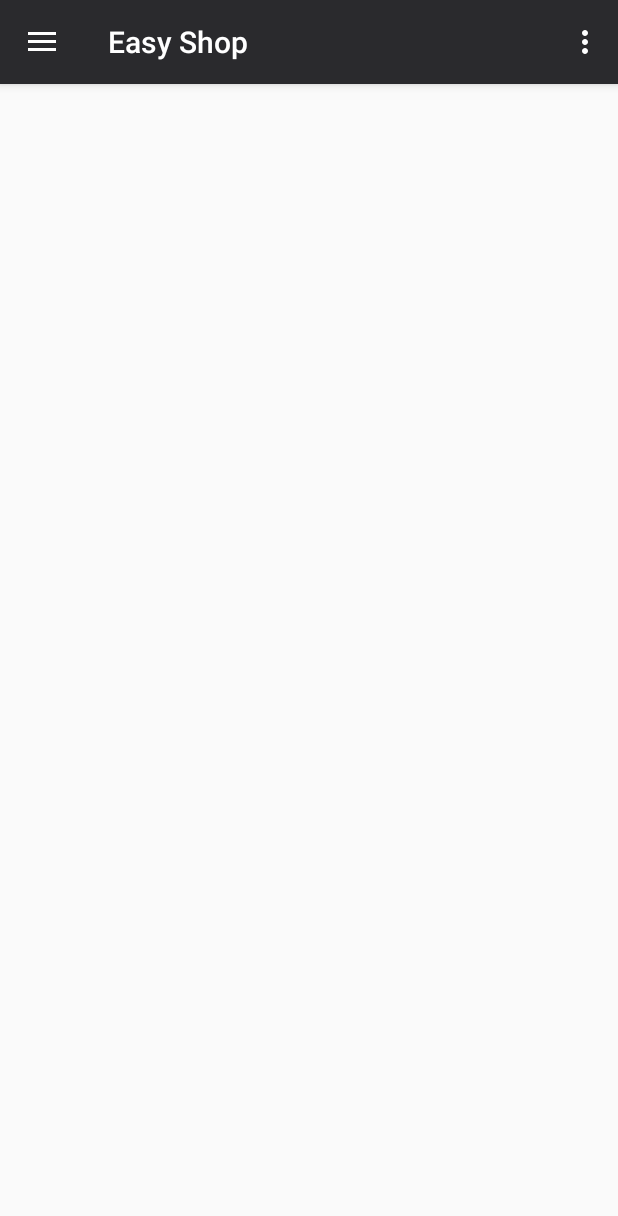
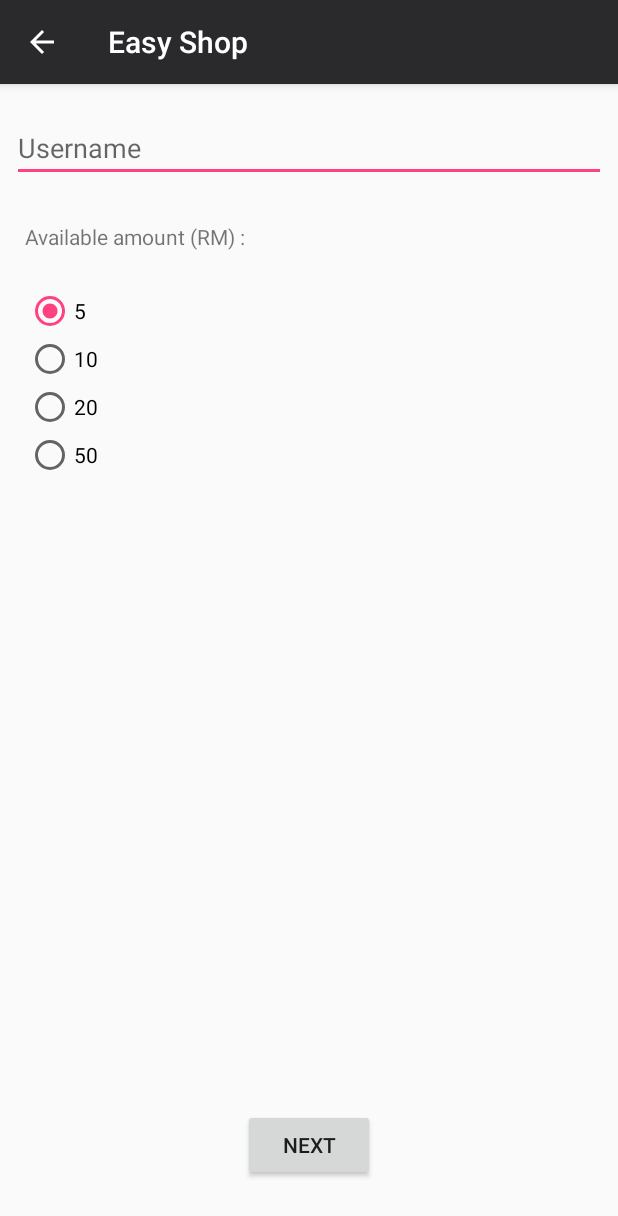
Before and after one commit to Theam1127/Assignment, an Android app: the MainPage screen opened directly, with no data from a screen before it, in the side drawer, after a tap on "Transfer Credit", on a phone screen of 412 x 824 dp. Shown: the top 1216 px of the screen. Run offline under Robolectric (Android 15) with nearby library versions, the phone set to English and light mode, and no system bars; our stand-ins replace Volley.

Commit message:
Added transfer credit

```diff
--- a/app/src/main/java/my/edu/tarc/assignment/MainPage.java
+++ b/app/src/main/java/my/edu/tarc/assignment/MainPage.java
@@ -136,6 +136,13 @@ public class MainPage extends AppCompatActivity
         else if(id == R.id.nav_topup){
         }
         else if(id== R.id.nav_transfer){
+            userPreferences = getSharedPreferences("CURRENT_USER", MODE_PRIVATE);
+            String username = userPreferences.getString("LOGIN_USER", "");
+            double credit = Double.parseDouble(userPreferences.getString("CURRENT_CREDIT", "0.00"));
+
+            Intent intent = new Intent(this, TransferActivity.class);
+            startActivity(intent);
+
         }
 
         else if(id==R.id.nav_logout){
--- a/app/src/main/java/my/edu/tarc/assignment/RegisterActivity.java
+++ b/app/src/main/java/my/edu/tarc/assignment/RegisterActivity.java
@@ -84,7 +84,6 @@ public class RegisterActivity extends AppCompatActivity {
 
                                 if (pDialog.isShowing())
                                     pDialog.dismiss();
-
                             } catch (JSONException e) {
                                 Toast.makeText(getApplicationContext(), "Error:" + e.getMessage(), Toast.LENGTH_LONG).show();
                             }
--- /dev/null
+++ b/app/src/main/res/layout/activity_transfer.xml
@@ -0,0 +1,99 @@
+<?xml version="1.0" encoding="utf-8"?>
+<android.support.constraint.ConstraintLayout xmlns:android="http://schemas.android.com/apk/res/android"
+    xmlns:app="http://schemas.android.com/apk/res-auto"
+    xmlns:tools="http://schemas.android.com/tools"
+    android:layout_width="match_parent"
+    android:layout_height="match_parent"
+    tools:context="my.edu.tarc.assignment.TransferActivity">
+
+    <EditText
+        android:id="@+id/etTransferUser"
+        android:layout_width="0dp"
+        android:layout_height="wrap_content"
+        android:layout_marginBottom="8dp"
+        android:layout_marginEnd="8dp"
+        android:layout_marginStart="8dp"
+        android:layout_marginTop="8dp"
+        android:ems="10"
+        android:hint="@string/username"
+        android:inputType="textPersonName"
+        app:layout_constraintBottom_toBottomOf="parent"
+        app:layout_constraintEnd_toEndOf="parent"
+        app:layout_constraintHorizontal_bias="0.117"
+        app:layout_constraintStart_toStartOf="parent"
+        app:layout_constraintTop_toTopOf="parent"
+        app:layout_constraintVertical_bias="0.017" />
+
+    <RadioGroup
+        android:id="@+id/rgAmount"
+        android:layout_width="wrap_content"
+        android:layout_height="wrap_content"
+        android:layout_marginBottom="8dp"
+        android:layout_marginEnd="8dp"
+        android:layout_marginStart="8dp"
+        android:layout_marginTop="8dp"
+        android:checkedButton="@+id/rbFive"
+        app:layout_constraintBottom_toBottomOf="parent"
+        app:layout_constraintEnd_toEndOf="parent"
+        app:layout_constraintHorizontal_bias="0.027"
+        app:layout_constraintStart_toStartOf="parent"
+        app:layout_constraintTop_toBottomOf="@+id/textView3"
+        app:layout_constraintVertical_bias="0.031">
+
+        <RadioButton
+            android:id="@+id/rbFive"
+            android:layout_width="wrap_content"
+            android:layout_height="wrap_content"
+            android:layout_weight="1"
+            android:text="@string/rm5" />
+
+        <RadioButton
+            android:id="@+id/rbTen"
+            android:layout_width="wrap_content"
+            android:layout_height="wrap_content"
+            android:layout_weight="1"
+            android:text="@string/rm10" />
+
+        <RadioButton
+            android:id="@+id/rbTwenty"
+            android:layout_width="wrap_content"
+            android:layout_height="wrap_content"
+            android:layout_weight="1"
+            android:text="@string/rm20" />
+
+        <RadioButton
+            android:id="@+id/rbFifty"
+            android:layout_width="wrap_content"
+            android:layout_height="wrap_content"
+            android:layout_weight="1"
+            android:text="@string/rm50" />
+    </RadioGroup>
+
+    <Button
+        android:id="@+id/btnNext"
+        android:layout_width="wrap_content"
+        android:layout_height="wrap_content"
+        android:layout_marginBottom="8dp"
+        android:layout_marginEnd="8dp"
+        android:layout_marginStart="8dp"
+        android:layout_marginTop="8dp"
+        android:text="@string/next"
+        app:layout_constraintBottom_toBottomOf="parent"
+        app:layout_constraintEnd_toEndOf="parent"
+        app:layout_constraintStart_toStartOf="parent"
+        app:layout_constraintTop_toTopOf="parent"
+        app:layout_constraintVertical_bias="0.959" />
+
+    <TextView
+        android:id="@+id/textView3"
+        android:layout_width="wrap_content"
+        android:layout_height="wrap_content"
+        android:layout_marginEnd="8dp"
+        android:layout_marginStart="8dp"
+        android:layout_marginTop="92dp"
+        android:text="@string/available_amount"
+        app:layout_constraintEnd_toEndOf="parent"
+        app:layout_constraintHorizontal_bias="0.036"
+        app:layout_constraintStart_toStartOf="parent"
+        app:layout_constraintTop_toTopOf="parent" />
+</android.support.constraint.ConstraintLayout>
--- a/app/src/main/res/values/strings.xml
+++ b/app/src/main/res/values/strings.xml
@@ -54,4 +54,12 @@
     <string name="or">-- OR --</string>
     <string name="enter_code">Enter Barcode</string>
     <string name="scan_item_string">Scan the Barcode on Product</string>
+    <string name="next">Next</string>
+    <string name="rm5">5</string>
+    <string name="rm10">10</string>
+    <string name="rm20">20</string>
+    <string name="rm50">50</string>
+    <string name="confirm_transfer">Confirm to transfer credit to this user?</string>
+    <string name="transfer_amount">Amount :</string>
+    <string name="available_amount">Available amount (RM) :</string>
 </resources>
--- a/build.gradle
+++ b/build.gradle
@@ -5,7 +5,7 @@ buildscript {
         jcenter()
     }
     dependencies {
-        classpath 'com.android.tools.build:gradle:2.3.3'
+        classpath 'com.android.tools.build:gradle:3.0.1'
         //my classpath is different from yours, don't commit this gradle file to github
 
         // NOTE: Do not place your application dependencies here; they belong
```
Also changed, not shown: app/src/main/AndroidManifest.xml (+8 -0 lines), app/src/main/java/my/edu/tarc/assignment/ReceiveUserRequest.java (added, +32 -0 lines), app/src/main/java/my/edu/tarc/assignment/SendUserRequest.java (added, +32 -0 lines), app/src/main/java/my/edu/tarc/assignment/TransferActivity.java (added, +110 -0 lines), app/src/main/java/my/edu/tarc/assignment/TransferConfirmation.java (added, +104 -0 lines), app/src/main/java/my/edu/tarc/assignment/TransferRequest.java (added, +25 -0 lines), app/src/main/res/layout/activity_transfer_confirmation.xml (added, +120 -0 lines).
